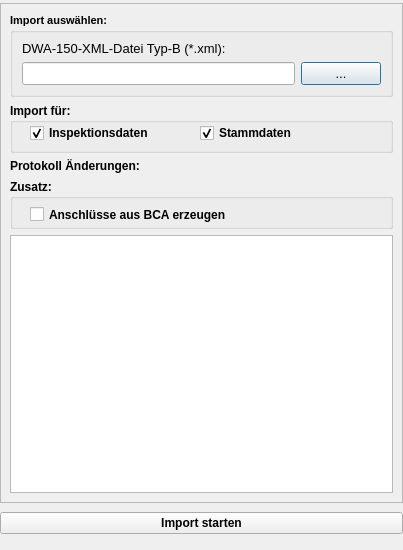
hoettges/QKan, file qkan/inspektion/res/m150_import.ui: the form before one commit.
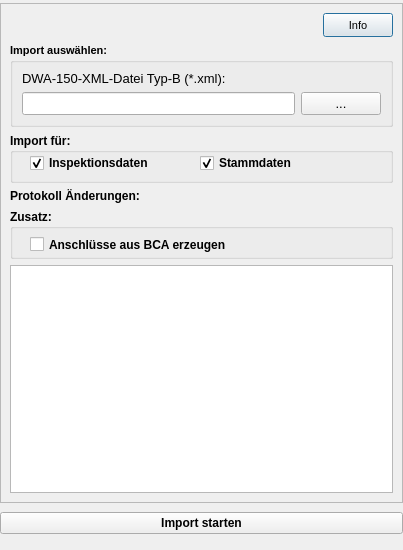
The form after the commit.

The edit to the form file:
```diff
--- a/qkan/inspektion/res/m150_import.ui
+++ b/qkan/inspektion/res/m150_import.ui
@@ -80,7 +80,54 @@
        </size>
       </property>
       <layout class="QGridLayout" name="gridLayout">
-       <item row="1" column="0">
+       <item row="0" column="0">
+        <layout class="QHBoxLayout" name="horizontalLayout_info">
+         <item>
+          <spacer name="horizontalSpacer_info">
+           <property name="orientation">
+            <enum>Qt::Horizontal</enum>
+           </property>
+           <property name="sizeHint" stdset="0">
+            <size>
+             <width>40</width>
+             <height>20</height>
+            </size>
+           </property>
+          </spacer>
+         </item>
+         <item>
+          <widget class="QPushButton" name="pb_info">
+           <property name="minimumSize">
+            <size>
+             <width>70</width>
+             <height>24</height>
+            </size>
+           </property>
+           <property name="maximumSize">
+            <size>
+             <width>70</width>
+             <height>24</height>
+            </size>
+           </property>
+           <property name="font">
+            <font>
+             <family>Tahoma</family>
+             <pointsize>8</pointsize>
+             <weight>50</weight>
+             <bold>false</bold>
+            </font>
+           </property>
+           <property name="toolTip">
+            <string>Informationen zu DWA-M-150-Feldern und Besonderheiten</string>
+           </property>
+           <property name="text">
+            <string>Info</string>
+           </property>
+          </widget>
+         </item>
+        </layout>
+       </item>
+       <item row="2" column="0">
         <widget class="QGroupBox" name="groupBox">
          <property name="minimumSize">
           <size>
@@ -125,7 +172,7 @@
          </widget>
         </widget>
        </item>
-       <item row="5" column="0">
+       <item row="6" column="0">
         <widget class="QListWidget" name="logbuch">
          <property name="enabled">
           <bool>true</bool>
@@ -138,14 +185,14 @@
          </property>
         </widget>
        </item>
-       <item row="3" column="0">
+       <item row="4" column="0">
         <widget class="QLabel" name="label">
          <property name="text">
           <string>Protokoll Änderungen: </string>
          </property>
         </widget>
        </item>
-       <item row="0" column="0">
+       <item row="1" column="0">
         <widget class="QGroupBox" name="groupBox_2">
          <property name="maximumSize">
           <size>
@@ -226,7 +273,7 @@
          </layout>
         </widget>
        </item>
-       <item row="4" column="0">
+       <item row="5" column="0">
         <widget class="QGroupBox" name="groupBox_3">
          <property name="minimumSize">
           <size>
```
